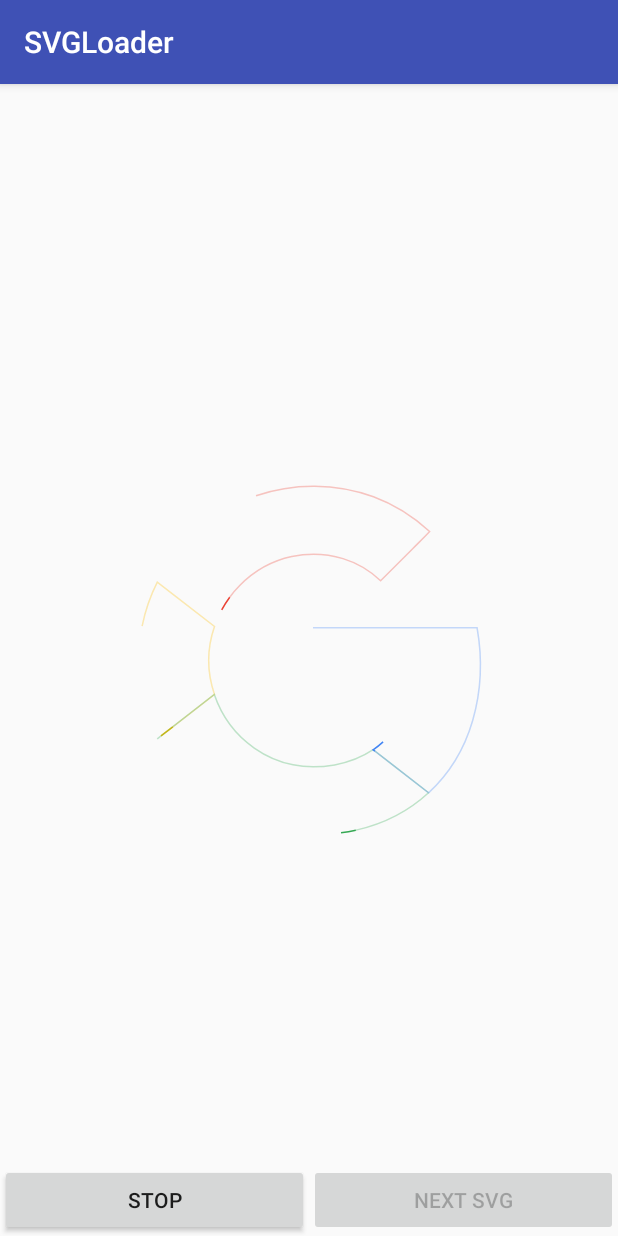
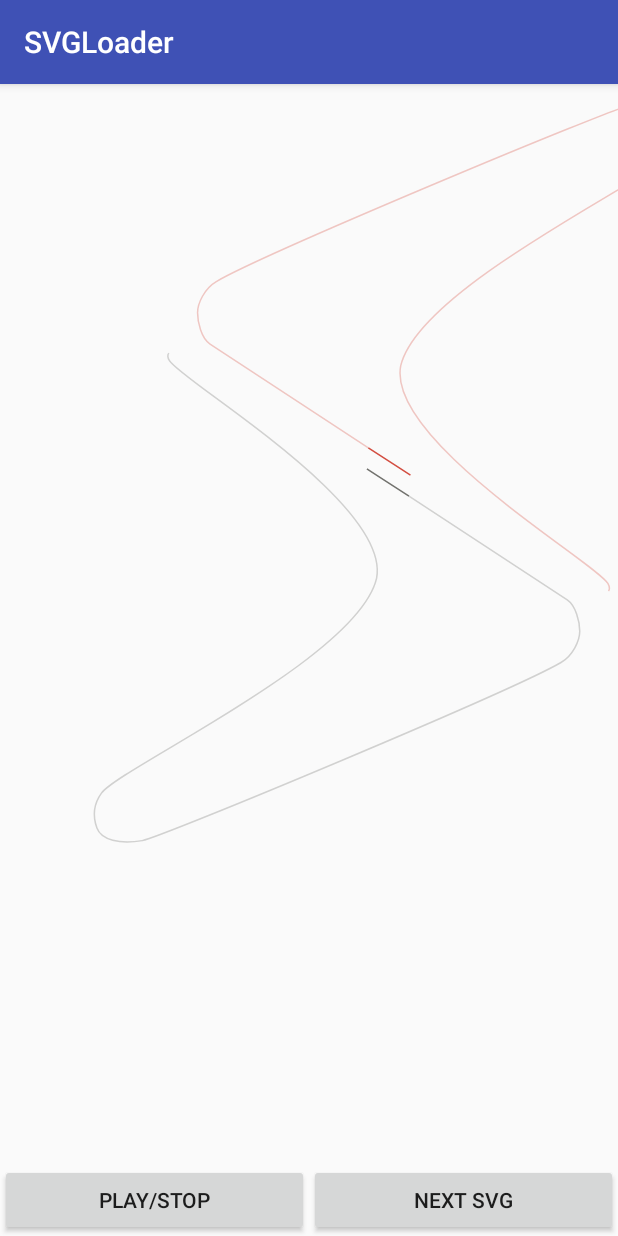
Before and after one commit to agrawalsuneet/SVGLoadersPack-Android, an Android app: the screen it shows after launch (MainActivity), on a phone screen of 412 x 824 dp. Run offline under Robolectric (Android 15) with nearby library versions, the phone set to English and light mode, and no system bars.

```diff
--- a/app/src/main/java/com/agrawalsuneet/svgloaders/MainActivity.kt
+++ b/app/src/main/java/com/agrawalsuneet/svgloaders/MainActivity.kt
@@ -1,12 +1,17 @@
 package com.agrawalsuneet.svgloaders
 
 import android.os.Bundle
+import android.support.constraint.ConstraintLayout
 import android.support.v7.app.AppCompatActivity
+import android.view.ViewGroup
+import android.view.animation.DecelerateInterpolator
+import android.view.animation.LinearInterpolator
 import android.widget.Button
-import android.widget.Toast
 import com.agrawalsuneet.svgloaderspack.loaders.SVGLoader
 
 class MainActivity : AppCompatActivity() {
+
+    lateinit var container: ConstraintLayout
 
     lateinit var svgView: SVGLoader
 
@@ -19,15 +24,8 @@ class MainActivity : AppCompatActivity() {
         super.onCreate(savedInstanceState)
         setContentView(R.layout.activity_main)
 
-        svgView = findViewById(R.id.animated_svg_view)
-        svgView.listener = (object : SVGLoader.AnimationListener {
-            override fun onAnimationEnd() {
-                Toast.makeText(baseContext, "Animation end", Toast.LENGTH_SHORT).show()
-                playPauseBtn.isEnabled = true
-                nextSVGBtn.isEnabled = true
-            }
-
-        })
+        container = findViewById(R.id.container)
+        addSVGViewProgrammatically()
 
         playPauseBtn = findViewById(R.id.playpauseBtn)
         nextSVGBtn = findViewById(R.id.nextSvgBtn)
@@ -44,6 +42,20 @@ class MainActivity : AppCompatActivity() {
                 nextSVGBtn.isEnabled = false
             }
         }
+
+        /*svgView = findViewById(R.id.animated_svg_view)
+        svgView.listener = (object : SVGLoader.AnimationListener {
+            override fun onAnimationEnd() {
+                Toast.makeText(baseContext, "Animation end", Toast.LENGTH_SHORT).show()
+                playPauseBtn.isEnabled = true
+                nextSVGBtn.isEnabled = true
+            }
+
+        })
+
+
+
+
 
         svgView.startAnimation()
         playPauseBtn.text = "Stop"
@@ -83,6 +95,24 @@ class MainActivity : AppCompatActivity() {
                     currentLogoPos = 1
                 }
             }
-        }
+        }*/
+    }
+
+    private fun addSVGViewProgrammatically() {
+        svgView = SVGLoader(baseContext, resources.getStringArray(R.array.shotang_logo_path),
+                resources.getIntArray(R.array.shotang_logo_colors), 512f, 512f)
+                .apply {
+                    layoutParams = ViewGroup.LayoutParams(800, 800)
+                    markerLength = 50
+                    fillTime = 1000
+                    timePerShape = 2000
+                    interpolator = DecelerateInterpolator()
+                    validateTraceColors()
+                    /*traceResidueColorsArray = resources.getIntArray(R.array.google_logo_colors)
+                    traceColorsArray = resources.getIntArray(R.array.google_logo_colors)*/
+                }
+
+        container.addView(svgView)
+        svgView.startAnimation()
     }
 }
--- a/app/src/main/res/layout/activity_main.xml
+++ b/app/src/main/res/layout/activity_main.xml
@@ -2,11 +2,12 @@
 <android.support.constraint.ConstraintLayout xmlns:android="http://schemas.android.com/apk/res/android"
     xmlns:app="http://schemas.android.com/apk/res-auto"
     xmlns:tools="http://schemas.android.com/tools"
+    android:id="@+id/container"
     android:layout_width="match_parent"
     android:layout_height="match_parent"
     tools:context=".MainActivity">
 
-    <com.agrawalsuneet.svgloaderspack.loaders.SVGLoader
+    <!--<com.agrawalsuneet.svgloaderspack.loaders.SVGLoader
         android:id="@+id/animated_svg_view"
         android:layout_width="250dp"
         android:layout_height="250dp"
@@ -21,7 +22,7 @@
         app:svgloader_shapesStringArray="@array/google_logo_path"
         app:svgloader_timePerShape="3000"
         app:svgloader_viewportHeight="400"
-        app:svgloader_viewportWidth="400" />
+        app:svgloader_viewportWidth="400" />-->
 
     <LinearLayout
         android:id="@+id/linearLayout"
--- a/svgloaderspack/src/main/java/com/agrawalsuneet/svgloaderspack/loaders/SVGLoader.kt
+++ b/svgloaderspack/src/main/java/com/agrawalsuneet/svgloaderspack/loaders/SVGLoader.kt
@@ -56,6 +56,15 @@ class SVGLoader : View, LoaderContract {
 
     constructor(context: Context, attrs: AttributeSet, defStyle: Int) : super(context, attrs, defStyle) {
         initAttributes(attrs)
+    }
+
+    constructor(context: Context, shapesStringArray: Array<String>,
+                fillColorsArray: IntArray, viewportWidth: Float,
+                viewportHeight: Float) : super(context) {
+        this.shapesStringArray = shapesStringArray
+        this.fillColorsArray = fillColorsArray
+        this.viewportWidth = viewportWidth
+        this.viewportHeight = viewportHeight
     }
 
     override fun initAttributes(attrs: AttributeSet) {
```
